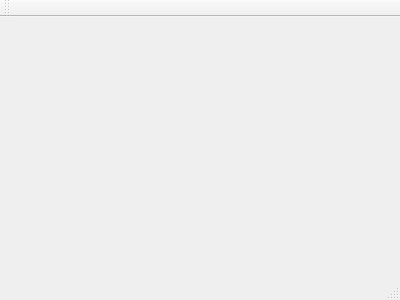
amyfei2015/Pic10c_hw2, file gradebook.ui: the form before one commit.
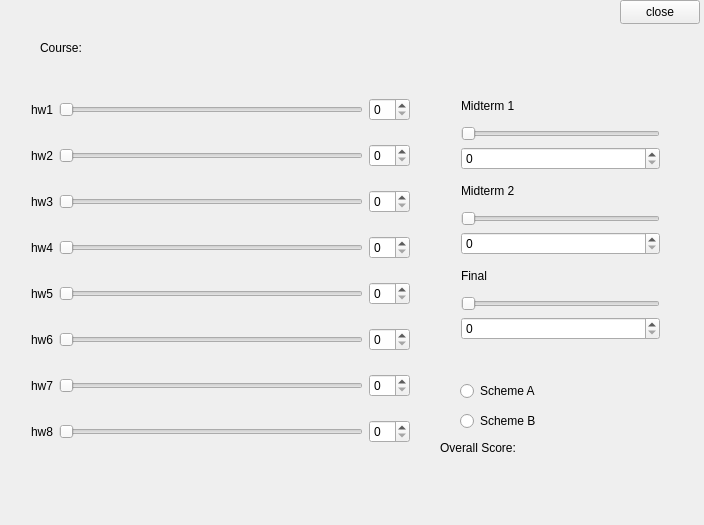
The form after the commit.

Commit message: Most parts of layout are finished, calculation left to be done

```diff
--- a/gradebook.ui
+++ b/gradebook.ui
@@ -1,24 +1,359 @@
 <ui version="4.0">
  <class>gradebook</class>
- <widget class="QMainWindow" name="gradebook" >
-  <property name="geometry" >
+ <widget class="QMainWindow" name="gradebook">
+  <property name="geometry">
    <rect>
     <x>0</x>
     <y>0</y>
-    <width>400</width>
-    <height>300</height>
+    <width>704</width>
+    <height>525</height>
    </rect>
   </property>
   <property name="windowTitle" >
    <string>gradebook</string>
   </property>
-  <widget class="QMenuBar" name="menuBar" />
-  <widget class="QToolBar" name="mainToolBar" />
-  <widget class="QWidget" name="centralWidget" />
-  <widget class="QStatusBar" name="statusBar" />
+  <widget class="QWidget" name="centralWidget">
+   <widget class="QPushButton" name="pushButton">
+    <property name="geometry">
+     <rect>
+      <x>620</x>
+      <y>0</y>
+      <width>80</width>
+      <height>24</height>
+     </rect>
+    </property>
+    <property name="text">
+     <string>close</string>
+    </property>
+   </widget>
+   <widget class="QLabel" name="label_9">
+    <property name="geometry">
+     <rect>
+      <x>40</x>
+      <y>40</y>
+      <width>48</width>
+      <height>16</height>
+     </rect>
+    </property>
+    <property name="text">
+     <string>Course:</string>
+    </property>
+   </widget>
+   <widget class="QLabel" name="label_15">
+    <property name="geometry">
+     <rect>
+      <x>440</x>
+      <y>440</y>
+      <width>101</width>
+      <height>16</height>
+     </rect>
+    </property>
+    <property name="text">
+     <string>Overall Score:</string>
+    </property>
+   </widget>
+   <widget class="QRadioButton" name="radioButton">
+    <property name="geometry">
+     <rect>
+      <x>460</x>
+      <y>380</y>
+      <width>100</width>
+      <height>22</height>
+     </rect>
+    </property>
+    <property name="text">
+     <string>Scheme A</string>
+    </property>
+   </widget>
+   <widget class="QRadioButton" name="radioButton_2">
+    <property name="geometry">
+     <rect>
+      <x>460</x>
+      <y>410</y>
+      <width>100</width>
+      <height>22</height>
+     </rect>
+    </property>
+    <property name="text">
+     <string>Scheme B</string>
+    </property>
+   </widget>
+   <widget class="QWidget" name="">
+    <property name="geometry">
+     <rect>
+      <x>450</x>
+      <y>80</y>
+      <width>221</width>
+      <height>271</height>
+     </rect>
+    </property>
+    <layout class="QVBoxLayout" name="verticalLayout_2">
+     <item>
+      <widget class="QLabel" name="label_10">
+       <property name="text">
+        <string>Midterm 1</string>
+       </property>
+      </widget>
+     </item>
+     <item>
+      <widget class="QSlider" name="horizontalSlider_9">
+       <property name="orientation">
+        <enum>Qt::Horizontal</enum>
+       </property>
+      </widget>
+     </item>
+     <item>
+      <widget class="QSpinBox" name="spinBox_9"/>
+     </item>
+     <item>
+      <widget class="QLabel" name="label_11">
+       <property name="text">
+        <string>Midterm 2</string>
+       </property>
+      </widget>
+     </item>
+     <item>
+      <widget class="QSlider" name="horizontalSlider_10">
+       <property name="orientation">
+        <enum>Qt::Horizontal</enum>
+       </property>
+      </widget>
+     </item>
+     <item>
+      <widget class="QSpinBox" name="spinBox_10"/>
+     </item>
+     <item>
+      <widget class="QLabel" name="label_12">
+       <property name="text">
+        <string>Final</string>
+       </property>
+      </widget>
+     </item>
+     <item>
+      <widget class="QSlider" name="horizontalSlider_11">
+       <property name="orientation">
+        <enum>Qt::Horizontal</enum>
+       </property>
+      </widget>
+     </item>
+     <item>
+      <widget class="QSpinBox" name="spinBox_11"/>
+     </item>
+    </layout>
+   </widget>
+   <widget class="QWidget" name="">
+    <property name="geometry">
+     <rect>
+      <x>20</x>
+      <y>70</y>
+      <width>401</width>
+      <height>401</height>
+     </rect>
+    </property>
+    <layout class="QVBoxLayout" name="verticalLayout">
+     <item>
+      <layout class="QHBoxLayout" name="horizontalLayout_2">
+       <item>
+        <layout class="QHBoxLayout" name="horizontalLayout">
+         <item>
+          <widget class="QLabel" name="label">
+           <property name="text">
+            <string>hw1</string>
+           </property>
+          </widget>
+         </item>
+         <item>
+          <widget class="QSlider" name="horizontalSlider_1">
+           <property name="orientation">
+            <enum>Qt::Horizontal</enum>
+           </property>
+          </widget>
+         </item>
+        </layout>
+       </item>
+       <item>
+        <widget class="QSpinBox" name="spinBox_1"/>
+       </item>
+      </layout>
+     </item>
+     <item>
+      <layout class="QHBoxLayout" name="horizontalLayout_4">
+       <item>
+        <layout class="QHBoxLayout" name="horizontalLayout_3">
+         <item>
+          <widget class="QLabel" name="label_2">
+           <property name="text">
+            <string>hw2</string>
+           </property>
+          </widget>
+         </item>
+         <item>
+          <widget class="QSlider" name="horizontalSlider_2">
+           <property name="orientation">
+            <enum>Qt::Horizontal</enum>
+           </property>
+          </widget>
+         </item>
+        </layout>
+       </item>
+       <item>
+        <widget class="QSpinBox" name="spinBox_2"/>
+       </item>
+      </layout>
+     </item>
+     <item>
+      <layout class="QHBoxLayout" name="horizontalLayout_6">
+       <item>
+        <layout class="QHBoxLayout" name="horizontalLayout_5">
+         <item>
+          <widget class="QLabel" name="label_3">
+           <property name="text">
+            <string>hw3</string>
+           </property>
+          </widget>
+         </item>
+         <item>
+          <widget class="QSlider" name="horizontalSlider_3">
+           <property name="orientation">
+            <enum>Qt::Horizontal</enum>
+           </property>
+          </widget>
+         </item>
+        </layout>
+       </item>
+       <item>
+        <widget class="QSpinBox" name="spinBox_3"/>
+       </item>
+      </layout>
+     </item>
+     <item>
+      <layout class="QHBoxLayout" name="horizontalLayout_8">
+       <item>
+        <layout class="QHBoxLayout" name="horizontalLayout_7">
+         <item>
+          <widget class="QLabel" name="label_4">
+           <property name="text">
+            <string>hw4</string>
+           </property>
+          </widget>
+         </item>
+         <item>
+          <widget class="QSlider" name="horizontalSlider_4">
+           <property name="orientation">
+            <enum>Qt::Horizontal</enum>
+           </property>
+          </widget>
+         </item>
+        </layout>
+       </item>
+       <item>
+        <widget class="QSpinBox" name="spinBox_4"/>
+       </item>
+      </layout>
+     </item>
+     <item>
+      <layout class="QHBoxLayout" name="horizontalLayout_10">
+       <item>
+        <layout class="QHBoxLayout" name="horizontalLayout_9">
+         <item>
+          <widget class="QLabel" name="label_5">
+           <property name="text">
+            <string>hw5</string>
+           </property>
+          </widget>
+         </item>
+         <item>
+          <widget class="QSlider" name="horizontalSlider_5">
+           <property name="orientation">
+            <enum>Qt::Horizontal</enum>
+           </property>
+          </widget>
+         </item>
+        </layout>
+       </item>
+       <item>
+        <widget class="QSpinBox" name="spinBox_5"/>
+       </item>
+      </layout>
+     </item>
+     <item>
+      <layout class="QHBoxLayout" name="horizontalLayout_11">
+       <item>
+        <widget class="QLabel" name="label_6">
+         <property name="text">
+          <string>hw6</string>
+         </property>
+        </widget>
+       </item>
+       <item>
+        <widget class="QSlider" name="horizontalSlider_6">
+         <property name="orientation">
+          <enum>Qt::Horizontal</enum>
+         </property>
+        </widget>
+       </item>
+       <item>
+        <widget class="QSpinBox" name="spinBox_6"/>
+       </item>
+      </layout>
+     </item>
+     <item>
+      <layout class="QHBoxLayout" name="horizontalLayout_12">
+       <item>
+        <widget class="QLabel" name="label_7">
+         <property name="text">
+          <string>hw7</string>
+         </property>
+        </widget>
+       </item>
+       <item>
+        <widget class="QSlider" name="horizontalSlider_7">
+         <property name="orientation">
+          <enum>Qt::Horizontal</enum>
+         </property>
+        </widget>
+       </item>
+       <item>
+        <widget class="QSpinBox" name="spinBox_7"/>
+       </item>
+      </layout>
+     </item>
+     <item>
+      <layout class="QHBoxLayout" name="horizontalLayout_13">
+       <item>
+        <widget class="QLabel" name="label_8">
+         <property name="text">
+          <string>hw8</string>
+         </property>
+        </widget>
+       </item>
+       <item>
+        <widget class="QSlider" name="horizontalSlider_8">
+         <property name="orientation">
+          <enum>Qt::Horizontal</enum>
+         </property>
+        </widget>
+       </item>
+       <item>
+        <widget class="QSpinBox" name="spinBox_8"/>
+       </item>
+      </layout>
+     </item>
+    </layout>
+   </widget>
+  </widget>
+  <widget class="QMenuBar" name="menuBar">
+   <property name="geometry">
+    <rect>
+     <x>0</x>
+     <y>0</y>
+     <width>704</width>
+     <height>25</height>
+    </rect>
+   </property>
+  </widget>
  </widget>
- <layoutDefault spacing="6" margin="11" />
- <pixmapfunction></pixmapfunction>
+ <layoutdefault spacing="6" margin="11"/>
  <resources/>
  <connections/>
 </ui>
```
Left out of the diff: 22 changed lines with no effect on the pictures. The commit also changes 3 other files.
